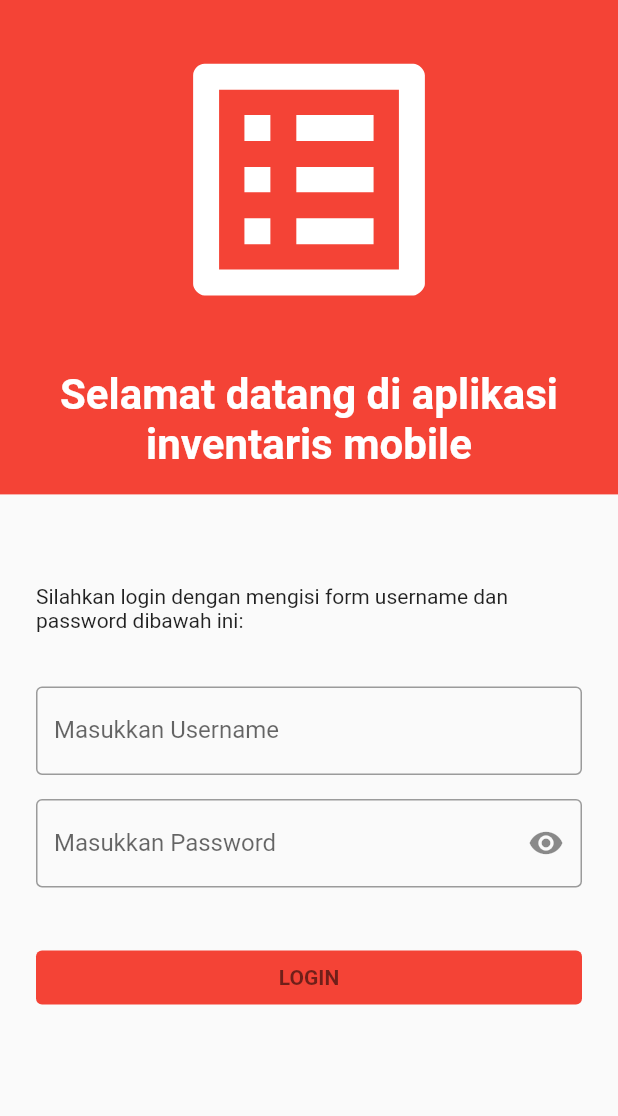
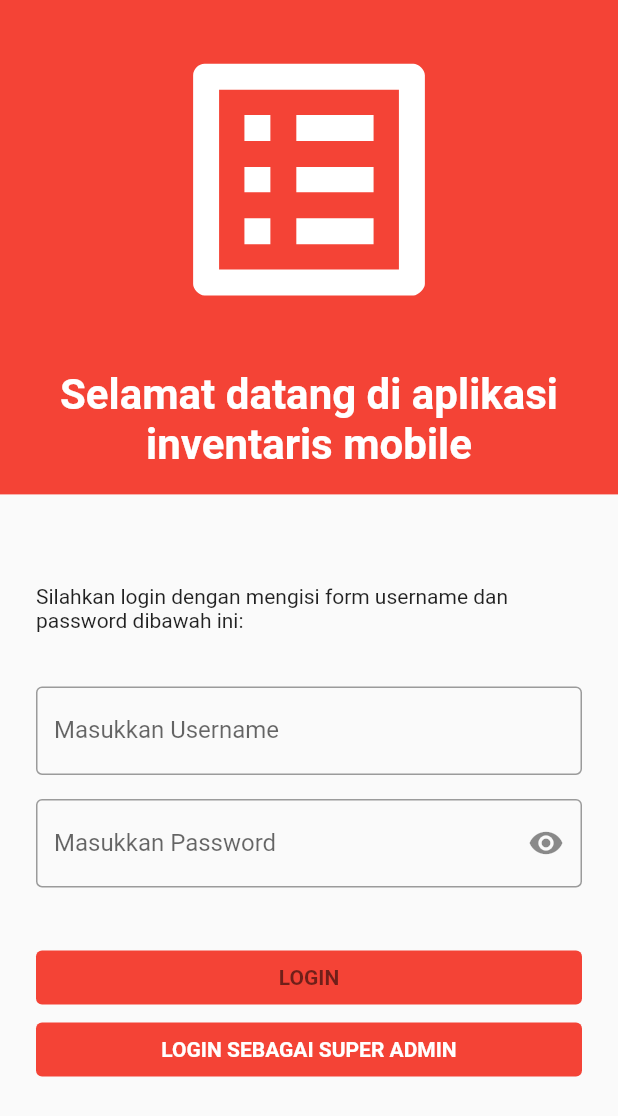
Before and after one commit to septiandjamari/program_inventaris1, a Flutter app: the screen it shows after launch, on a phone screen of 412 x 824 dp. Shown: the top 1116 px of the screen. Run offline on Flutter 3.47's test engine with Material 2 defaults, Android fonts, the light colour scheme and no system bars; our stand-ins replace file_picker, flutter_native_splash, random_string, shared_preferences.

Commit message:
commit 2 januari 2023

```diff
--- a/lib/autentikasi/1.halaman_login.dart
+++ b/lib/autentikasi/1.halaman_login.dart
@@ -21,6 +21,7 @@ class _HalamanLoginState extends State<HalamanLogin> {
   TextEditingController password = TextEditingController(text: "");
   bool isPasswordVisible = false;
   List<Map<String, dynamic>> listAkun = [];
+  bool isSuperAdminLogiPage = false;
 
   @override
   void initState() {
@@ -63,6 +64,7 @@ class _HalamanLoginState extends State<HalamanLogin> {
   @override
   Widget build(BuildContext context) {
     double height = MediaQuery.of(context).size.height;
+
     return Scaffold(
       body: SingleChildScrollView(
         child: Column(
@@ -95,7 +97,21 @@ class _HalamanLoginState extends State<HalamanLogin> {
               child: Column(
                 children: [
                   const SizedBox(height: 36),
-                  const Text("Silahkan login dengan mengisi form username dan password dibawah ini: "),
+                  Text(isSuperAdminLogiPage == false
+                      ? "Silahkan login dengan mengisi form username dan password dibawah ini: "
+                      : "Silahkan Masukkan username dan password untuk useradmin dibawah ini:\n\nDefault Username = super_admin Password = super_admin"),
+                  isSuperAdminLogiPage == false
+                      ? const SizedBox()
+                      : Padding(
+                          padding: const EdgeInsets.symmetric(vertical: 16.0),
+                          child: Row(
+                            children: const [
+                              Icon(Icons.info_outline_rounded),
+                              SizedBox(width: 8),
+                              Flexible(child: Text("Anda bisa nama username dan password setelah login dipengaturan akun")),
+                            ],
+                          ),
+                        ),
                   const SizedBox(height: 36),
                   TextFormField(
                     controller: username,
@@ -186,6 +202,21 @@ class _HalamanLoginState extends State<HalamanLogin> {
                       ),
                     ),
                   ),
+                  FractionallySizedBox(
+                    widthFactor: 1,
+                    child: TextButton(
+                      style: TextButton.styleFrom(foregroundColor: Colors.black, backgroundColor: Colors.red),
+                      onPressed: () {
+                        setState(() {
+                          isSuperAdminLogiPage = isSuperAdminLogiPage == false ? true : false;
+                        });
+                      },
+                      child: Text(
+                        isSuperAdminLogiPage == false ? "LOGIN SEBAGAI SUPER ADMIN" : "LOGIN SEBAGAI PENGGUNA BIASA",
+                        style: const TextStyle(fontWeight: FontWeight.bold, color: Colors.white),
+                      ),
+                    ),
+                  ),
                   const SizedBox(height: 24),
                 ],
               ),
```
Also changed, not shown: pubspec.lock.
